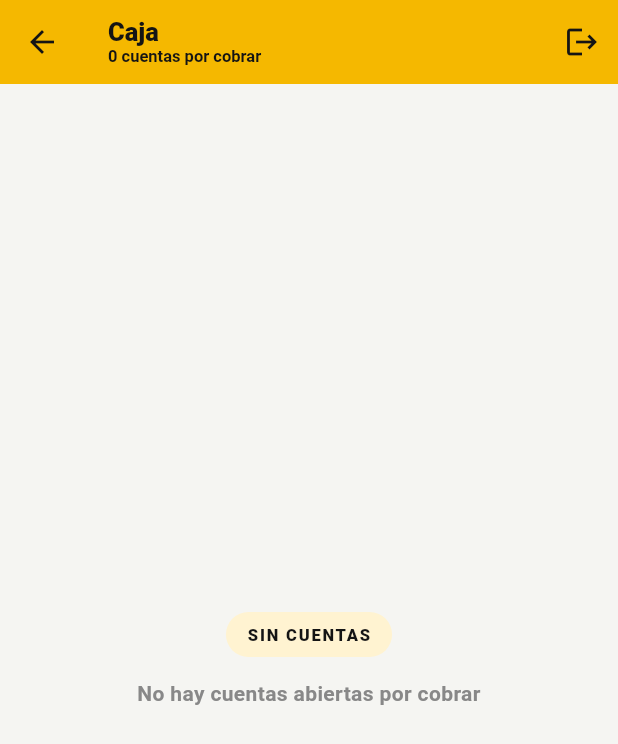
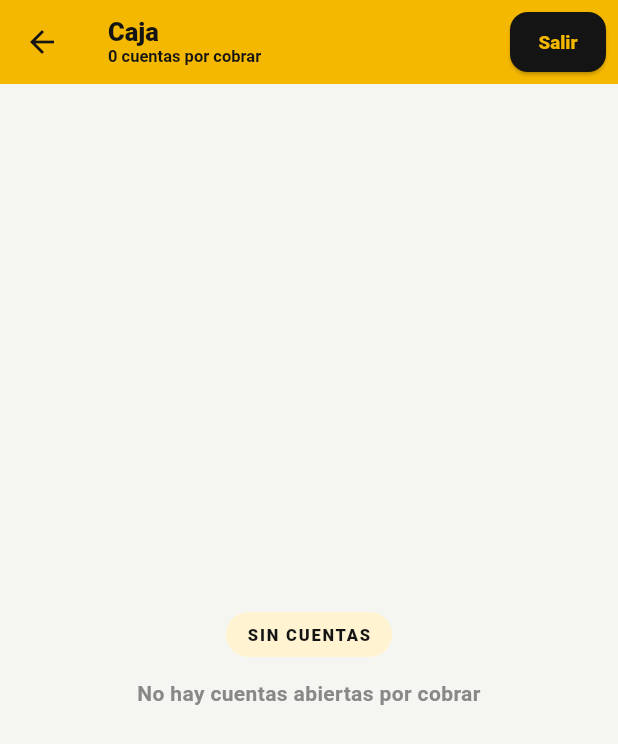
Before and after one commit to Jsinnovatech/app-front-comanda, a Flutter app: the _CuentasAbiertas screen opened directly, on a phone screen of 412 x 824 dp. Shown: the top 744 px of the screen. Run offline on Flutter 3.47's test engine with Material 3 defaults, Android fonts, the phone set to English and light mode, and no system bars; our stand-ins replace image_picker, shared_preferences; accounts and stored records are empty; network calls fail; Roboto replaces fonts that are missing (Segoe UI).

Commit message:
Rediseñar boton de cerrar sesion + agregarlo donde faltaba
El IconButton pelado de logout en mesero/caja no se distinguia del resto
de la barra. Se reemplaza por BotonSalir, la misma pastilla negra "Salir"
que ya tenia cocina (patron del prototipo aprobado). De paso se encontro
que Dashboard y Mantenimiento (el shell de admin) no tenian NINGUN boton
de logout - se agrega en ambos.

Co-Authored-By: Claude Sonnet 5 <noreply@anthropic.com>
Claude-Session: https://claude.ai/code/session_01H74csHtzXkjv4afNoANe8S

```diff
--- /dev/null
+++ b/lib/core/widgets/boton_salir.dart
@@ -0,0 +1,28 @@
+import 'package:flutter/material.dart';
+import '../theme/app_colors.dart';
+
+/// Pastilla "Salir" para el AppBar, mismo patron que el prototipo aprobado
+/// (`<Btn small kind="dark">Salir</Btn>`) - reemplaza el IconButton pelado
+/// que no se distinguia de cualquier otro icono de la barra.
+class BotonSalir extends StatelessWidget {
+  final VoidCallback onPressed;
+
+  const BotonSalir({super.key, required this.onPressed});
+
+  @override
+  Widget build(BuildContext context) {
+    return Padding(
+      padding: const EdgeInsets.only(right: 8),
+      child: ElevatedButton(
+        onPressed: onPressed,
+        style: ElevatedButton.styleFrom(
+          backgroundColor: AppColors.black,
+          foregroundColor: AppColors.yellow,
+          padding: const EdgeInsets.symmetric(horizontal: 14, vertical: 8),
+          textStyle: const TextStyle(fontWeight: FontWeight.w800, fontSize: 12.5),
+        ),
+        child: const Text('Salir'),
+      ),
+    );
+  }
+}
--- a/lib/features/caja/screens/caja_screen.dart
+++ b/lib/features/caja/screens/caja_screen.dart
@@ -1,6 +1,7 @@
 import 'package:flutter/material.dart';
 import 'package:provider/provider.dart';
 import '../../../core/theme/app_colors.dart';
+import '../../../core/widgets/boton_salir.dart';
 import '../../../models/comanda_model.dart';
 import '../../../providers/auth_provider.dart';
 import '../../../providers/caja_provider.dart';
@@ -58,11 +59,7 @@ class _CuentasAbiertas extends StatelessWidget {
                 ),
               ),
             ),
-          IconButton(
-            icon: const Icon(Icons.logout),
-            tooltip: 'Cerrar sesion',
-            onPressed: () => context.read<AuthProvider>().cerrarSesion(),
-          ),
+          BotonSalir(onPressed: () => context.read<AuthProvider>().cerrarSesion()),
         ],
       ),
       body: RefreshIndicator(
--- a/lib/features/dashboard/screens/dashboard_screen.dart
+++ b/lib/features/dashboard/screens/dashboard_screen.dart
@@ -2,6 +2,7 @@ import 'package:flutter/material.dart';
 import 'package:provider/provider.dart';
 
 import '../../../core/theme/app_colors.dart';
+import '../../../core/widgets/boton_salir.dart';
 import '../../../providers/auth_provider.dart';
 import '../../../providers/dashboard_provider.dart';
 import '../formato_dashboard.dart';
@@ -44,6 +45,7 @@ class _VistaDashboard extends StatelessWidget {
             onPressed: dashboard.cargando ? null : () => dashboard.cargar(),
             icon: const Icon(Icons.refresh),
           ),
+          BotonSalir(onPressed: () => context.read<AuthProvider>().cerrarSesion()),
         ],
       ),
       body: RefreshIndicator(
--- a/lib/features/mantenimiento/screens/mantenimiento_home_screen.dart
+++ b/lib/features/mantenimiento/screens/mantenimiento_home_screen.dart
@@ -1,6 +1,7 @@
 import 'package:flutter/material.dart';
 import 'package:provider/provider.dart';
 import '../../../core/theme/app_colors.dart';
+import '../../../core/widgets/boton_salir.dart';
 import '../../../providers/auth_provider.dart';
 import '../../../providers/carta_provider.dart';
 import '../../../providers/mantenimiento_provider.dart';
@@ -81,6 +82,7 @@ class _PanelDeMantenimiento extends StatelessWidget {
                 ),
               ),
             ),
+            BotonSalir(onPressed: () => context.read<AuthProvider>().cerrarSesion()),
           ],
           bottom: const PreferredSize(
             preferredSize: Size.fromHeight(46),
```
Also changed, not shown: lib/features/mesero/screens/mesero_home_screen.dart (+2 -5 lines).
